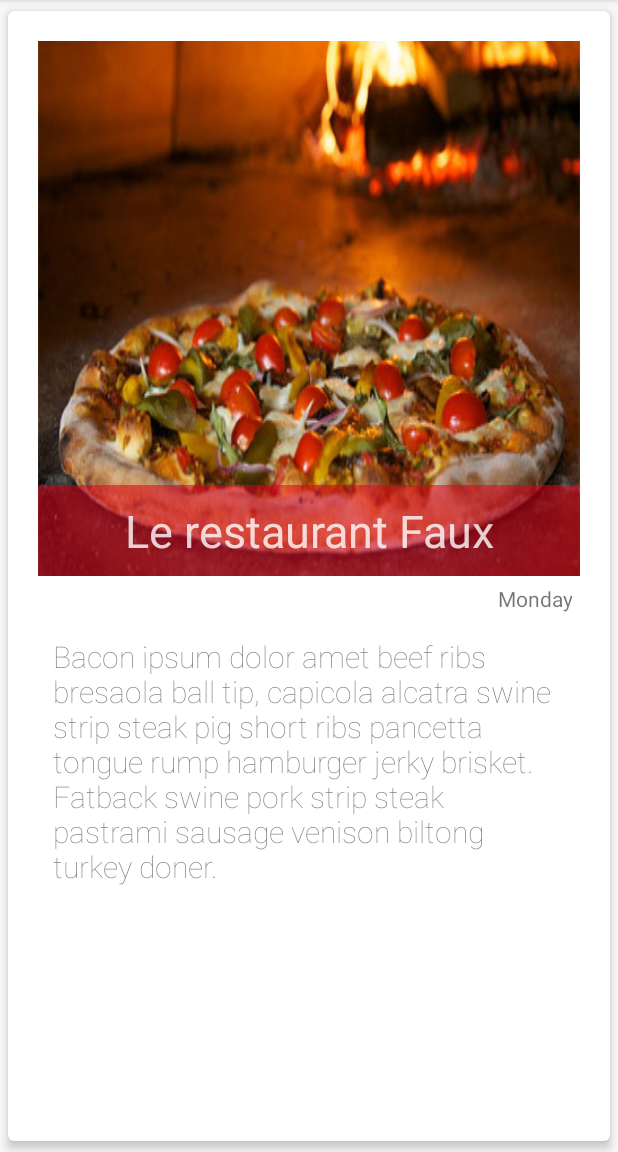
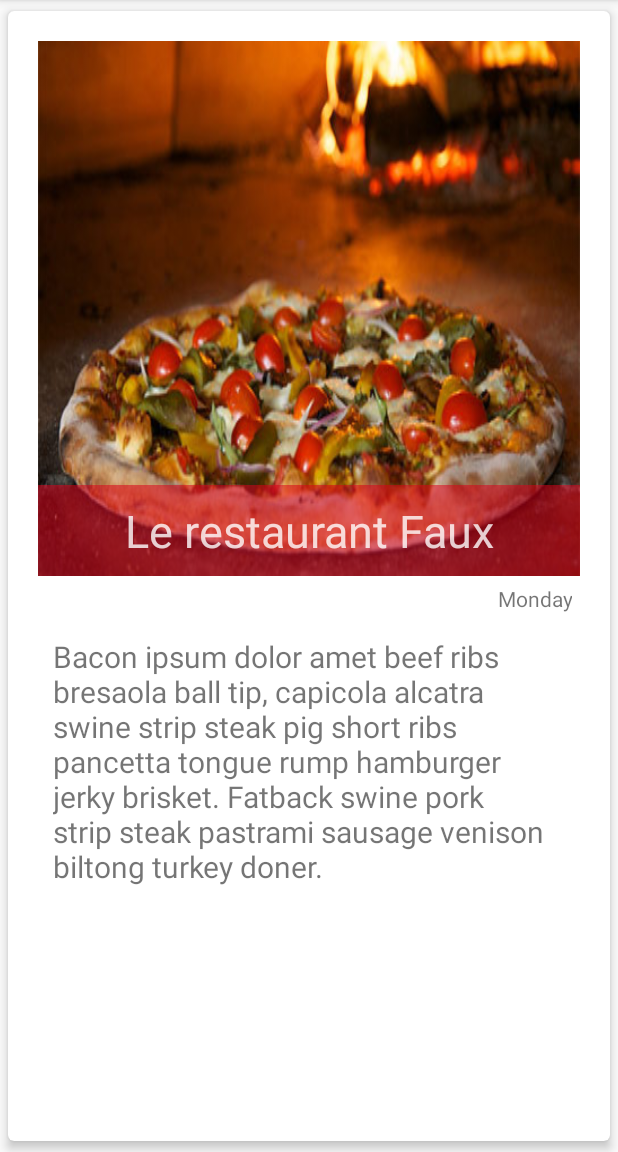
Before and after one commit to kurtheiligmann/FoodTruckr, an Android app: the layout layout_card1.xml on its own in the app's theme, with its tools: preview values and no code run, on a phone screen of 412 x 824 dp, the part 84-1236 px from its top. Run offline under Robolectric (Android 15) with nearby library versions, the phone set to English and light mode, and no system bars.

Commit message:
visual dopeness

```diff
--- a/Android/FoodTruckr/app/src/main/res/layout/layout_card1.xml
+++ b/Android/FoodTruckr/app/src/main/res/layout/layout_card1.xml
@@ -8,7 +8,9 @@
         android:layout_height="match_parent"
         card_view:cardCornerRadius="4dp"
         card_view:cardUseCompatPadding="true"
-        card_view:contentPadding="10dp">
+        card_view:contentPadding="10dp"
+        android:foreground="?android:attr/selectableItemBackground"
+        android:clickable="true">
 
     <LinearLayout
             android:layout_width="match_parent"
@@ -41,7 +43,7 @@
                       android:text="Monday" android:id="@+id/small_label"/>
 
             <TextView android:layout_width="match_parent" android:layout_height="wrap_content"
-                      android:padding="10dp" android:fontFamily="sans-serif-thin"
+                      android:padding="10dp"
                       android:textSize="20sp"
                       android:text="Bacon ipsum dolor amet beef ribs bresaola ball tip, capicola alcatra swine strip steak pig short ribs pancetta tongue rump hamburger jerky brisket. Fatback swine pork strip steak pastrami sausage venison biltong turkey doner. "
                       android:id="@+id/card_text"/>
```
Also changed, not shown: Android/FoodTruckr/app/src/main/res/layout/layout_detail_view.xml (added, +54 -0 lines).
